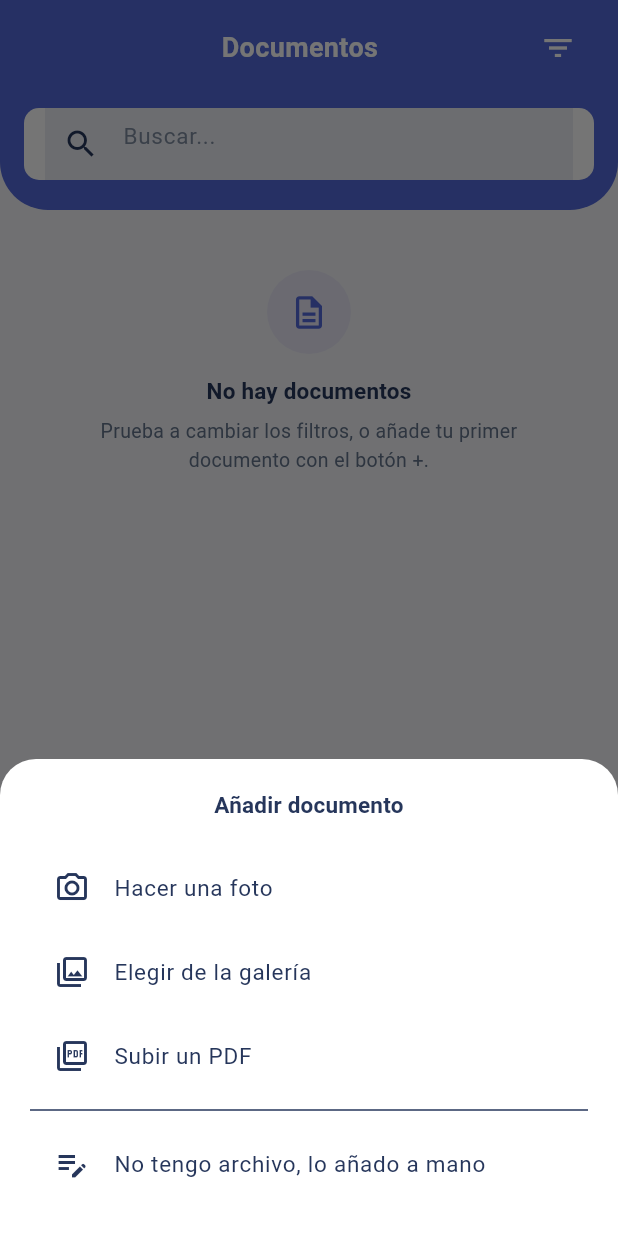
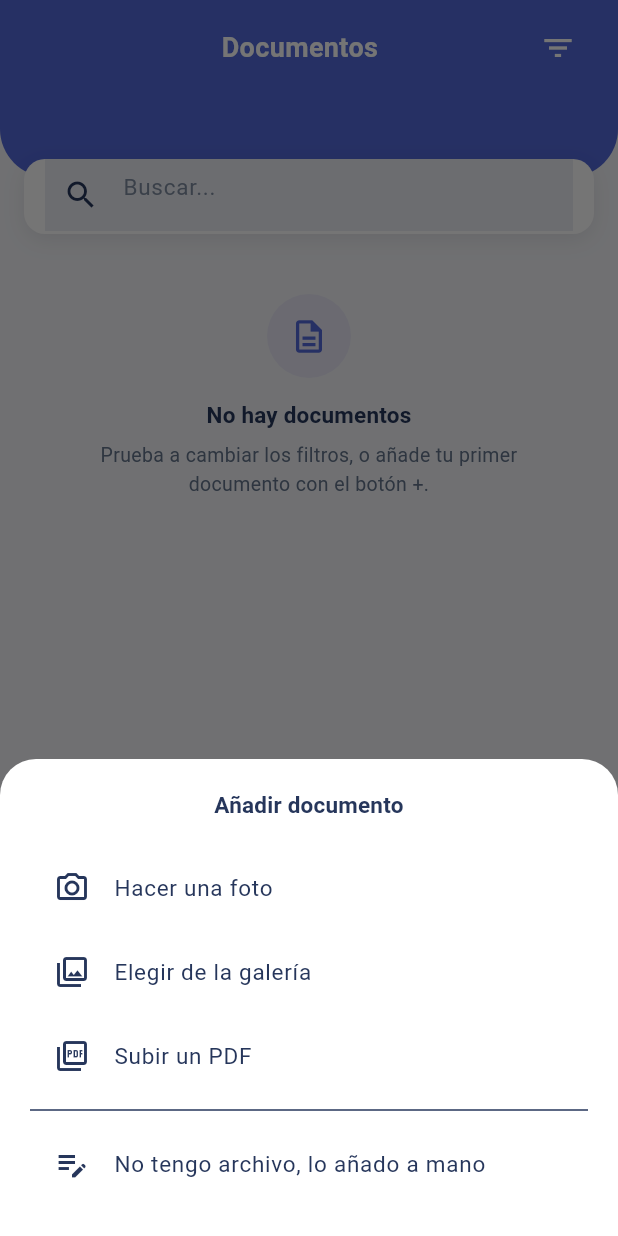
Before and after one commit to luisgc020300-beep/Vence, a Flutter app: the screen it shows once a user with an empty profile is signed in, item 2 of the bottom bar chosen, after a tap on the "add" icon, on a phone screen of 412 x 824 dp. Run offline on Flutter 3.47's test engine with Material 3 defaults, Android fonts, the phone set to English and light mode, and no system bars; our stand-ins replace cloud_firestore, cloud_functions, file_picker, firebase_auth, firebase_core, firebase_crashlytics and 4 more; missing offline and left inert: firebase_app_check; accounts and stored records are empty.

Commit message:
feat: tarjetas flotantes a caballo sobre la cabecera, mas fiel a la referencia
Las tarjetas de resumen (y el buscador de Documentos) ya no van encajadas
dentro del area azul -- CurvedHeader gana floatingCard, que las pinta
superpuestas al limite entre el azul y el fondo claro, con sombra propia,
igual que la referencia. Titulos de seccion mas grandes (17px) y mas aire
entre secciones (Inicio/Calendario). Sombra sutil anadida a AppListTile,
StatCard y la cuadricula del calendario para el mismo efecto "flotante".

Co-Authored-By: Claude Sonnet 5 <noreply@anthropic.com>

```diff
--- a/lib/screens/calendario_tab.dart
+++ b/lib/screens/calendario_tab.dart
@@ -42,7 +42,7 @@ class _CalendarioTabState extends State<CalendarioTab> {
               CurvedHeader(
                 titulo: 'Calendario',
                 trailing: HeaderIconButton(icon: Icons.add, onTap: () => showDialog(context: context, builder: (_) => const _NuevaTareaDialog())),
-                child: Row(
+                floatingCard: Row(
                   children: [
                     StatCard(icon: Icons.event_outlined, etiqueta: 'Este mes', valor: '${delMes.length}'),
                     const SizedBox(width: VenceSpace.s3),
@@ -50,8 +50,9 @@ class _CalendarioTabState extends State<CalendarioTab> {
                   ],
                 ),
               ),
+              const SizedBox(height: CurvedHeader.floatingCardSpacing),
               Padding(
-                padding: const EdgeInsets.all(VenceSpace.s4),
+                padding: const EdgeInsets.fromLTRB(VenceSpace.s4, 0, VenceSpace.s4, VenceSpace.s4),
                 child: Column(
                   crossAxisAlignment: CrossAxisAlignment.start,
                   children: [
@@ -59,8 +60,8 @@ class _CalendarioTabState extends State<CalendarioTab> {
                     const SizedBox(height: 12),
                     _GridMes(mes: _mesVisible, eventos: delMes),
                     const SizedBox(height: VenceSpace.s5),
-                    Text('Pendientes', style: TextStyle(fontWeight: FontWeight.w700, color: context.colors.ink)),
-                    const SizedBox(height: 8),
+                    Text('Pendientes', style: TextStyle(fontWeight: FontWeight.w700, fontSize: 17, color: context.colors.ink)),
+                    const SizedBox(height: 12),
                     if (pendientes.isEmpty)
                       const EmptyState(icon: Icons.calendar_month_outlined, title: 'No tienes vencimientos pendientes', description: 'Los que detectemos en tus documentos, o que crees a mano, aparecerán aquí.')
                     else
@@ -129,8 +130,12 @@ class _GridMes extends StatelessWidget {
     final diasConEvento = eventos.map((e) => e.fecha.day).toSet();
 
     return Container(
-      padding: const EdgeInsets.all(12),
-      decoration: BoxDecoration(color: context.colors.surface, borderRadius: BorderRadius.circular(VenceRadius.md)),
+      padding: const EdgeInsets.all(14),
+      decoration: BoxDecoration(
+        color: context.colors.surface,
+        borderRadius: BorderRadius.circular(VenceRadius.lg),
+        boxShadow: [BoxShadow(color: context.colors.ink.withValues(alpha: 0.06), blurRadius: 12, offset: const Offset(0, 4))],
+      ),
       child: Column(
         children: [
           Row(
--- a/lib/screens/documentos_tab.dart
+++ b/lib/screens/documentos_tab.dart
@@ -38,17 +38,23 @@ class _DocumentosTabState extends State<DocumentosTab> {
                 ...CategoriaDocumento.values.map((c) => PopupMenuItem(value: c, child: Text(c.etiqueta))),
               ],
             ),
-            child: Container(
+            floatingCard: Container(
+              height: 50,
               padding: const EdgeInsets.symmetric(horizontal: 14),
-              decoration: BoxDecoration(color: context.colors.surface, borderRadius: BorderRadius.circular(VenceRadius.sm)),
+              decoration: BoxDecoration(
+                color: context.colors.surface,
+                borderRadius: BorderRadius.circular(VenceRadius.md),
+                boxShadow: [BoxShadow(color: Colors.black.withValues(alpha: 0.08), blurRadius: 12, offset: const Offset(0, 4))],
+              ),
               child: TextField(
                 decoration: const InputDecoration(hintText: 'Buscar...', prefixIcon: Icon(Icons.search), border: InputBorder.none),
                 onChanged: (v) => setState(() => _busqueda = v.toLowerCase()),
               ),
             ),
           ),
+          const SizedBox(height: CurvedHeader.floatingCardSpacing),
           Padding(
-            padding: const EdgeInsets.all(VenceSpace.s4),
+            padding: const EdgeInsets.fromLTRB(VenceSpace.s4, 0, VenceSpace.s4, VenceSpace.s4),
             child: StreamBuilder<List<Documento>>(
               stream: DocumentoService.streamDocumentos(),
               builder: (context, snapshot) {
--- a/lib/screens/inicio_tab.dart
+++ b/lib/screens/inicio_tab.dart
@@ -45,7 +45,7 @@ class InicioTab extends StatelessWidget {
                       icon: Icons.settings_outlined,
                       onTap: () => Navigator.of(context).push(MaterialPageRoute(builder: (_) => const SettingsScreen())),
                     ),
-                    child: Row(
+                    floatingCard: Row(
                       children: [
                         StatCard(icon: Icons.event_busy_outlined, etiqueta: 'Vencen este mes', valor: '$esteMes'),
                         const SizedBox(width: VenceSpace.s3),
@@ -57,15 +57,16 @@ class InicioTab extends StatelessWidget {
               );
             },
           ),
+          const SizedBox(height: CurvedHeader.floatingCardSpacing),
           Padding(
-            padding: const EdgeInsets.all(VenceSpace.s4),
+            padding: const EdgeInsets.fromLTRB(VenceSpace.s4, 0, VenceSpace.s4, VenceSpace.s4),
             child: Column(
               crossAxisAlignment: CrossAxisAlignment.start,
               children: [
                 const _SeccionAsuntos(),
-                const SizedBox(height: VenceSpace.s6),
+                const SizedBox(height: VenceSpace.s8),
                 const _SeccionBandeja(),
-                const SizedBox(height: VenceSpace.s6),
+                const SizedBox(height: VenceSpace.s8),
                 const _SeccionVencimientos(),
               ],
             ),
@@ -86,12 +87,13 @@ class _SeccionTitulo extends StatelessWidget {
   @override
   Widget build(BuildContext context) {
     return Padding(
-      padding: const EdgeInsets.only(bottom: 8),
+      padding: const EdgeInsets.only(bottom: 12),
       child: Row(
         mainAxisAlignment: MainAxisAlignment.spaceBetween,
         children: [
-          Text(titulo, style: TextStyle(fontWeight: FontWeight.w700, fontSize: 15, color: context.colors.ink)),
-          if (accion != null) TextButton(onPressed: onAccion, child: Text(accion!)),
+          Text(titulo, style: TextStyle(fontWeight: FontWeight.w700, fontSize: 17, color: context.colors.ink)),
+          if (accion != null)
+            TextButton(onPressed: onAccion, child: Text(accion!, style: TextStyle(color: context.colors.brand, fontWeight: FontWeight.w600))),
         ],
       ),
     );
--- a/lib/widgets/app_list_tile.dart
+++ b/lib/widgets/app_list_tile.dart
@@ -32,14 +32,20 @@ class AppListTile extends StatelessWidget {
 
   @override
   Widget build(BuildContext context) {
-    return Material(
-      color: context.colors.surface,
-      borderRadius: BorderRadius.circular(VenceRadius.md),
-      child: InkWell(
-        borderRadius: BorderRadius.circular(VenceRadius.md),
-        onTap: onTap,
-        child: Padding(
-          padding: const EdgeInsets.all(12),
+    return Container(
+      decoration: BoxDecoration(
+        color: context.colors.surface,
+        borderRadius: BorderRadius.circular(VenceRadius.lg),
+        boxShadow: [BoxShadow(color: context.colors.ink.withValues(alpha: 0.06), blurRadius: 12, offset: const Offset(0, 4))],
+      ),
+      child: Material(
+        color: Colors.transparent,
+        borderRadius: BorderRadius.circular(VenceRadius.lg),
+        child: InkWell(
+          borderRadius: BorderRadius.circular(VenceRadius.lg),
+          onTap: onTap,
+          child: Padding(
+            padding: const EdgeInsets.all(13),
           child: Row(
             children: [
               Container(
@@ -68,7 +74,8 @@ class AppListTile extends StatelessWidget {
                       Text(valorAbajo!, style: TextStyle(fontSize: 11, color: valorAbajoColor ?? context.colors.inkMuted)),
                   ],
                 ),
-            ],
+              ],
+            ),
           ),
         ),
       ),
--- a/lib/widgets/curved_header.dart
+++ b/lib/widgets/curved_header.dart
@@ -6,6 +6,12 @@
 // NO la usan -- se quedan con un AppBar plano, igual que la referencia
 // distingue "Summary" (cabecera azul) de "Add Subscription" (cabecera
 // blanca con flecha).
+//
+// [floatingCard] (p. ej. las tarjetas de resumen) NO va dentro del área
+// azul -- se pinta superpuesto al límite entre el azul y el fondo claro,
+// con sombra propia, igual que las tarjetas "Due this month"/"Monthly avg"
+// de la referencia, que flotan a caballo entre ambas superficies en vez de
+// quedar encajadas dentro de la cabecera.
 import 'package:flutter/material.dart';
 
 import '../theme/design_tokens.dart';
@@ -15,20 +21,32 @@ class CurvedHeader extends StatelessWidget {
     required this.titulo,
     this.leading,
     this.trailing,
-    this.child,
+    this.floatingCard,
     super.key,
   });
 
   final String titulo;
   final Widget? leading;
   final Widget? trailing;
+  final Widget? floatingCard;
 
-  /// Contenido extra debajo del título (p. ej. las tarjetas de resumen).
-  final Widget? child;
+  /// Cuánto sobresale [floatingCard] por debajo de la curva azul -- quien
+  /// use esta cabecera con una tarjeta flotante debe reservar este mismo
+  /// espacio justo debajo (ver `floatingCardSpacing`) para que el
+  /// contenido siguiente no quede tapado.
+  static const double overlap = 38;
+
+  /// Alto total a reservar debajo de la cabecera cuando se usa
+  /// [floatingCard]: el solape más un margen de aire hasta la siguiente
+  /// sección.
+  static const double floatingCardSpacing = overlap + VenceSpace.s4;
 
   @override
   Widget build(BuildContext context) {
-    return Container(
+    return Stack(
+      clipBehavior: Clip.none,
+      children: [
+        Container(
           decoration: BoxDecoration(
             color: context.colors.brand,
             borderRadius: const BorderRadius.vertical(bottom: Radius.circular(32)),
@@ -36,11 +54,13 @@ class CurvedHeader extends StatelessWidget {
           child: SafeArea(
             bottom: false,
             child: Padding(
-          padding: const EdgeInsets.fromLTRB(VenceSpace.s4, VenceSpace.s2, VenceSpace.s4, VenceSpace.s5),
-          child: Column(
-            crossAxisAlignment: CrossAxisAlignment.stretch,
-            children: [
-              Row(
+              padding: EdgeInsets.fromLTRB(
+                VenceSpace.s4,
+                VenceSpace.s2,
+                VenceSpace.s4,
+                floatingCard != null ? overlap + VenceSpace.s6 : VenceSpace.s5,
+              ),
+              child: Row(
                 children: [
                   leading ?? const SizedBox(width: 36),
                   Expanded(
@@ -53,11 +73,17 @@ class CurvedHeader extends StatelessWidget {
                   trailing ?? const SizedBox(width: 36),
                 ],
               ),
-              if (child != null) ...[const SizedBox(height: VenceSpace.s4), child!],
-            ],
             ),
           ),
         ),
+        if (floatingCard != null)
+          Positioned(
+            left: VenceSpace.s4,
+            right: VenceSpace.s4,
+            bottom: -overlap,
+            child: floatingCard!,
+          ),
+      ],
     );
   }
 }
--- a/lib/widgets/stat_card.dart
+++ b/lib/widgets/stat_card.dart
@@ -18,8 +18,12 @@ class StatCard extends StatelessWidget {
     final tono = color ?? context.colors.brand;
     return Expanded(
       child: Container(
-        padding: const EdgeInsets.all(14),
-        decoration: BoxDecoration(color: context.colors.surface, borderRadius: BorderRadius.circular(VenceRadius.md)),
+        padding: const EdgeInsets.all(16),
+        decoration: BoxDecoration(
+          color: context.colors.surface,
+          borderRadius: BorderRadius.circular(VenceRadius.lg),
+          boxShadow: [BoxShadow(color: context.colors.ink.withValues(alpha: 0.08), blurRadius: 16, offset: const Offset(0, 6))],
+        ),
         child: Column(
           crossAxisAlignment: CrossAxisAlignment.start,
           children: [
@@ -32,7 +36,7 @@ class StatCard extends StatelessWidget {
             const SizedBox(height: 10),
             Text(etiqueta, style: TextStyle(fontSize: 11.5, color: context.colors.inkMuted)),
             const SizedBox(height: 2),
-            Text(valor, style: TextStyle(fontSize: 19, fontWeight: FontWeight.w700, color: context.colors.ink)),
+            Text(valor, style: TextStyle(fontSize: 22, fontWeight: FontWeight.w800, color: context.colors.ink)),
           ],
         ),
       ),
```
Lines whose indentation alone changed are shown as unchanged.
